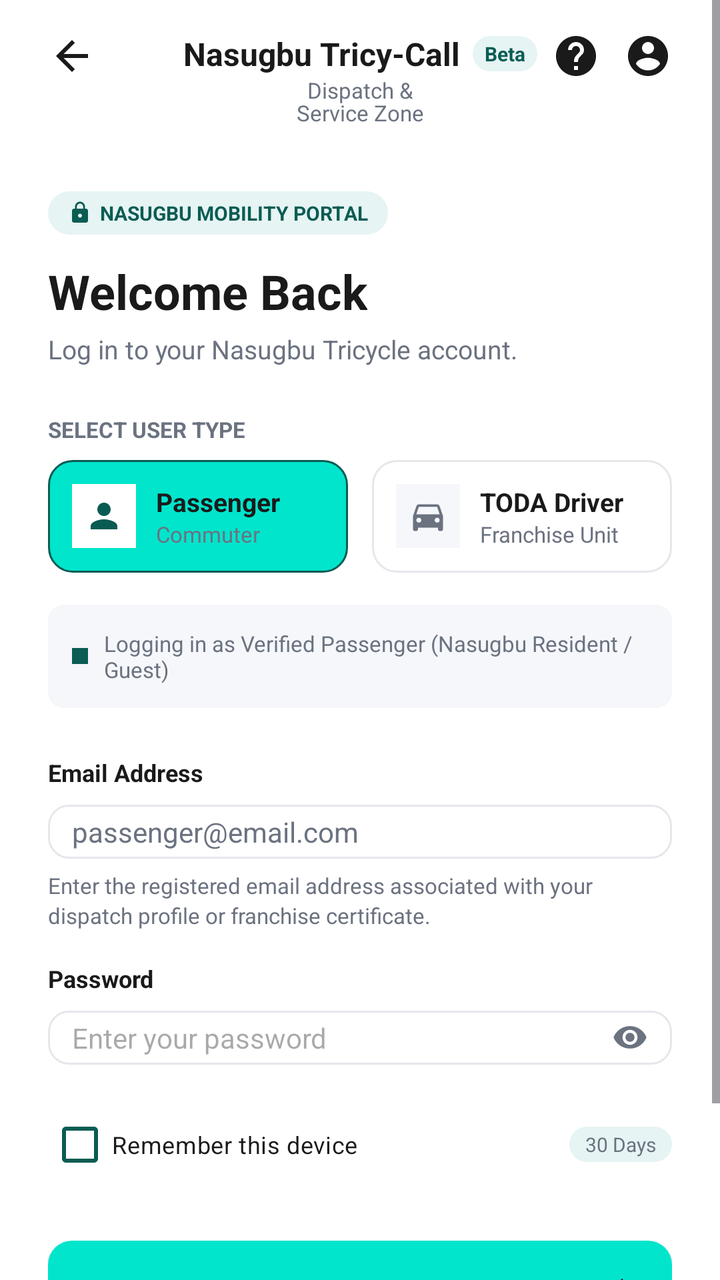
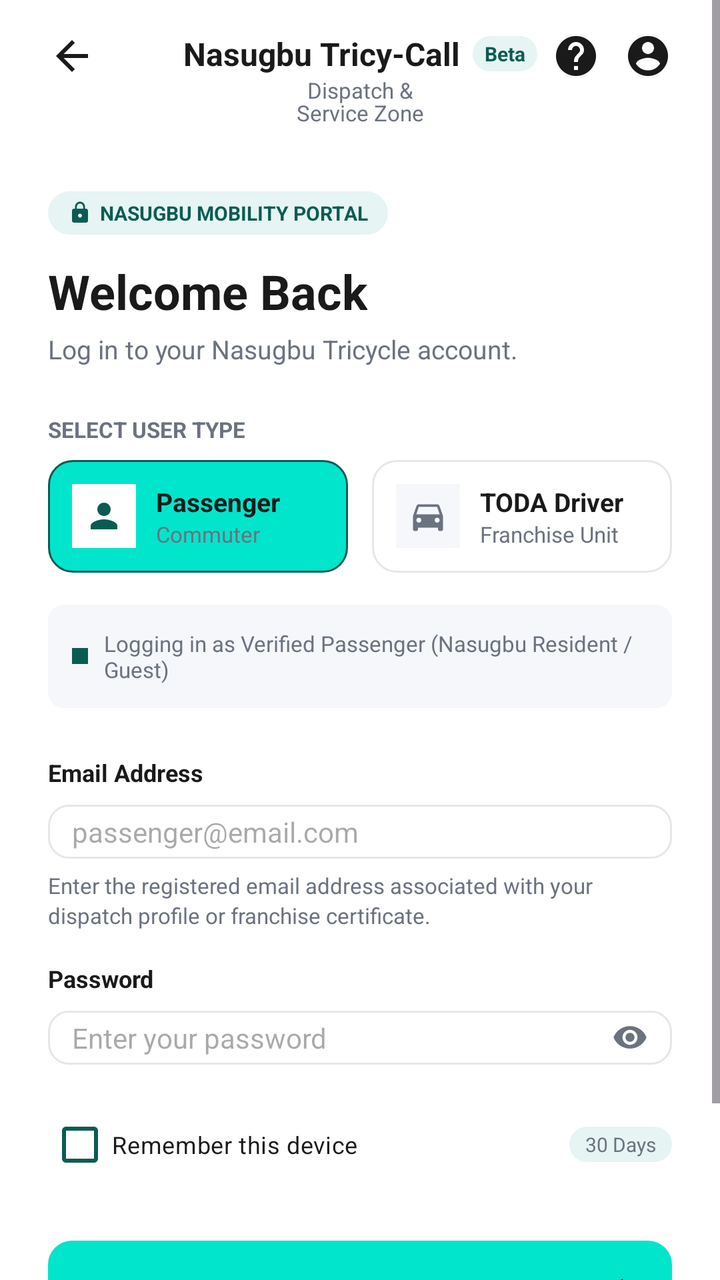

The first picture is an Android layout as it rendered before a commit; the second is the same layout after the commit. The layout source and the unified diff follow.
<!-- AndroidManifest.xml: application theme Theme.NasugbuTricycleApp -->
<!-- res/layout/login.xml -->
<?xml version="1.0" encoding="utf-8"?>
<ScrollView xmlns:android="http://schemas.android.com/apk/res/android"
    xmlns:app="http://schemas.android.com/apk/res-auto"
    xmlns:tools="http://schemas.android.com/tools"
    android:id="@+id/main"
    android:layout_width="match_parent"
    android:layout_height="match_parent"
    android:background="#FFFFFF"
    android:fillViewport="true">

    <LinearLayout
        android:layout_width="match_parent"
        android:layout_height="wrap_content"
        android:orientation="vertical"
        android:paddingStart="24dp"
        android:paddingEnd="24dp"
        android:paddingTop="16dp"
        android:paddingBottom="32dp">

        
        <androidx.constraintlayout.widget.ConstraintLayout
            android:layout_width="match_parent"
            android:layout_height="wrap_content">

            
            <ImageView
                android:id="@+id/btnBack"
                android:layout_width="24dp"
                android:layout_height="24dp"
                android:src="@drawable/ic_back"
                app:layout_constraintStart_toStartOf="parent"
                app:layout_constraintTop_toTopOf="parent" />

            
            <LinearLayout
                android:id="@+id/headerTitleLayout"
                android:layout_width="wrap_content"
                android:layout_height="wrap_content"
                android:gravity="center"
                android:orientation="vertical"
                app:layout_constraintEnd_toEndOf="parent"
                app:layout_constraintStart_toStartOf="parent"
                app:layout_constraintTop_toTopOf="parent">

                <LinearLayout
                    android:layout_width="wrap_content"
                    android:layout_height="wrap_content"
                    android:gravity="center_vertical"
                    android:orientation="horizontal">

                    <TextView
                        android:layout_width="wrap_content"
                        android:layout_height="wrap_content"
                        android:text="Nasugbu Tricy-Call"
                        android:textColor="#1A1A1A"
                        android:textSize="16sp"
                        android:textStyle="bold" />

                    <TextView
                        android:layout_width="wrap_content"
                        android:layout_height="wrap_content"
                        android:layout_marginStart="6dp"
                        android:background="@drawable/bg_badge_teal"
                        android:paddingHorizontal="6dp"
                        android:paddingVertical="2dp"
                        android:text="Beta"
                        android:textColor="#0A5C53"
                        android:textSize="10sp"
                        android:textStyle="bold" />
                </LinearLayout>

                <TextView
                    android:layout_width="wrap_content"
                    android:layout_height="wrap_content"
                    android:gravity="center"
                    android:lineSpacingExtra="-2dp"
                    android:text="Dispatch &amp;\nService Zone"
                    android:textColor="#6B7280"
                    android:textSize="11sp" />
            </LinearLayout>

            
            <LinearLayout
                android:layout_width="wrap_content"
                android:layout_height="wrap_content"
                android:orientation="horizontal"
                app:layout_constraintEnd_toEndOf="parent"
                app:layout_constraintTop_toTopOf="parent">

                <ImageView
                    android:layout_width="24dp"
                    android:layout_height="24dp"
                    android:layout_marginEnd="12dp"
                    android:src="@drawable/ic_help" />

                <ImageView
                    android:layout_width="24dp"
                    android:layout_height="24dp"
                    android:src="@drawable/ic_profile" />
            </LinearLayout>
        </androidx.constraintlayout.widget.ConstraintLayout>

        <Space android:layout_width="match_parent" android:layout_height="32dp" />

        
        <LinearLayout
            android:layout_width="wrap_content"
            android:layout_height="wrap_content"
            android:background="@drawable/bg_badge_teal"
            android:gravity="center_vertical"
            android:orientation="horizontal"
            android:paddingHorizontal="10dp"
            android:paddingVertical="4dp">

            <ImageView
                android:layout_width="12dp"
                android:layout_height="12dp"
                android:src="@drawable/ic_lock" />

            <TextView
                android:layout_width="wrap_content"
                android:layout_height="wrap_content"
                android:layout_marginStart="4dp"
                android:text="NASUGBU MOBILITY PORTAL"
                android:textColor="#0A5C53"
                android:textSize="10sp"
                android:textStyle="bold" />
        </LinearLayout>

        <TextView
            android:layout_width="wrap_content"
            android:layout_height="wrap_content"
            android:layout_marginTop="12dp"
            android:text="Welcome Back"
            android:textColor="#1A1A1A"
            android:textSize="24sp"
            android:textStyle="bold" />

        <TextView
            android:layout_width="wrap_content"
            android:layout_height="wrap_content"
            android:layout_marginTop="4dp"
            android:text="Log in to your Nasugbu Tricycle account."
            android:textColor="#6B7280"
            android:textSize="13sp" />

        <Space android:layout_width="match_parent" android:layout_height="24dp" />

        
        <TextView
            android:layout_width="wrap_content"
            android:layout_height="wrap_content"
            android:text="SELECT USER TYPE"
            android:textColor="#6B7280"
            android:textSize="11sp"
            android:textStyle="bold" />

        <LinearLayout
            android:layout_width="match_parent"
            android:layout_height="wrap_content"
            android:layout_marginTop="8dp"
            android:orientation="horizontal">

            
            <LinearLayout
                android:layout_width="0dp"
                android:layout_height="wrap_content"
                android:layout_marginEnd="6dp"
                android:layout_weight="1"
                android:background="@drawable/bg_card_active"
                android:gravity="center_vertical"
                android:orientation="horizontal"
                android:padding="12dp">

                <ImageView
                    android:layout_width="32dp"
                    android:layout_height="32dp"
                    android:background="#FFFFFF"
                    android:padding="6dp"
                    android:src="@drawable/ic_commuter_icon" />

                <LinearLayout
                    android:layout_width="wrap_content"
                    android:layout_height="wrap_content"
                    android:layout_marginStart="10dp"
                    android:orientation="vertical">

                    <TextView
                        android:layout_width="wrap_content"
                        android:layout_height="wrap_content"
                        android:text="Passenger"
                        android:textColor="#1A1A1A"
                        android:textSize="13sp"
                        android:textStyle="bold" />

                    <TextView
                        android:layout_width="wrap_content"
                        android:layout_height="wrap_content"
                        android:text="Commuter"
                        android:textColor="#6B7280"
                        android:textSize="11sp" />
                </LinearLayout>
            </LinearLayout>

            
            <LinearLayout
                android:layout_width="0dp"
                android:layout_height="wrap_content"
                android:layout_marginStart="6dp"
                android:layout_weight="1"
                android:background="@drawable/bg_card_inactive"
                android:gravity="center_vertical"
                android:orientation="horizontal"
                android:padding="12dp">

                <ImageView
                    android:layout_width="32dp"
                    android:layout_height="32dp"
                    android:background="#F5F7FA"
                    android:padding="6dp"
                    android:src="@drawable/ic_tricycle" />

                <LinearLayout
                    android:layout_width="wrap_content"
                    android:layout_height="wrap_content"
                    android:layout_marginStart="10dp"
                    android:orientation="vertical">

                    <TextView
                        android:layout_width="wrap_content"
                        android:layout_height="wrap_content"
                        android:text="TODA Driver"
                        android:textColor="#1A1A1A"
                        android:textSize="13sp"
                        android:textStyle="bold" />

                    <TextView
                        android:layout_width="wrap_content"
                        android:layout_height="wrap_content"
                        android:text="Franchise Unit"
                        android:textColor="#6B7280"
                        android:textSize="11sp" />
                </LinearLayout>
            </LinearLayout>
        </LinearLayout>

        <Space android:layout_width="match_parent" android:layout_height="16dp" />

        
        <LinearLayout
            android:layout_width="match_parent"
            android:layout_height="wrap_content"
            android:background="@drawable/bg_info_box"
            android:gravity="center_vertical"
            android:orientation="horizontal"
            android:padding="12dp">

            <View
                android:layout_width="8dp"
                android:layout_height="8dp"
                android:background="#0A5C53" />

            <TextView
                android:layout_width="wrap_content"
                android:layout_height="wrap_content"
                android:layout_marginStart="8dp"
                android:text="Logging in as Verified Passenger (Nasugbu Resident / Guest)"
                android:textColor="#6B7280"
                android:textSize="11sp" />
        </LinearLayout>

        <Space android:layout_width="match_parent" android:layout_height="24dp" />

        
        <TextView
            android:layout_width="wrap_content"
            android:layout_height="wrap_content"
            android:text="Email Address"
            android:textColor="#1A1A1A"
            android:textSize="12sp"
            android:textStyle="bold" />

        <LinearLayout
            android:layout_width="match_parent"
            android:layout_height="wrap_content"
            android:layout_marginTop="8dp"
            android:background="@drawable/bg_input_field"
            android:gravity="center_vertical"
            android:orientation="horizontal"
            android:paddingHorizontal="12dp"
            android:paddingVertical="4dp">

            <EditText
                android:id="@+id/etEmail"
                android:layout_width="0dp"
                android:layout_height="wrap_content"
                android:layout_weight="1"
                android:background="@null"
                android:inputType="textEmailAddress"
                android:text="passenger@email.com"
                android:textColor="#6B7280"
                android:textSize="14sp" />

            <ImageView
                android:layout_width="18dp"
                android:layout_height="18dp"
                android:src="@drawable/ic_close" />
        </LinearLayout>

        <TextView
            android:layout_width="wrap_content"
            android:layout_height="wrap_content"
            android:layout_marginTop="6dp"
            android:lineSpacingExtra="2dp"
            android:text="Enter the registered email address associated with your dispatch profile or franchise certificate."
            android:textColor="#6B7280"
            android:textSize="11sp" />

        <Space android:layout_width="match_parent" android:layout_height="16dp" />

        
        <TextView
            android:layout_width="wrap_content"
            android:layout_height="wrap_content"
            android:text="Password"
            android:textColor="#1A1A1A"
            android:textSize="12sp"
            android:textStyle="bold" />

        <LinearLayout
            android:layout_width="match_parent"
            android:layout_height="wrap_content"
            android:layout_marginTop="8dp"
            android:background="@drawable/bg_input_field"
            android:gravity="center_vertical"
            android:orientation="horizontal"
            android:paddingHorizontal="12dp"
            android:paddingVertical="4dp">

            <EditText
                android:id="@+id/etPassword"
                android:layout_width="0dp"
                android:layout_height="wrap_content"
                android:layout_weight="1"
                android:background="@null"
                android:hint="Enter your password"
                android:inputType="textPassword"
                android:textColor="#1A1A1A"
                android:textSize="14sp" />

            <ImageView
                android:id="@+id/ivShowPassword"
                android:layout_width="18dp"
                android:layout_height="18dp"
                android:src="@drawable/ic_eye" />
        </LinearLayout>

        <Space android:layout_width="match_parent" android:layout_height="16dp" />

        
        <LinearLayout
            android:layout_width="match_parent"
            android:layout_height="wrap_content"
            android:gravity="center_vertical"
            android:orientation="horizontal">

            
            <CheckBox
                android:id="@+id/cbRemember"
                android:layout_width="wrap_content"
                android:layout_height="wrap_content"
                android:buttonTint="#0A5C53"
                android:text="Remember this device"
                android:textColor="#1A1A1A"
                android:textSize="12sp" />

            <View
                android:layout_width="0dp"
                android:layout_height="1dp"
                android:layout_weight="1" />

            <TextView
                android:layout_width="wrap_content"
                android:layout_height="wrap_content"
                android:background="@drawable/bg_badge_teal"
                android:paddingHorizontal="8dp"
                android:paddingVertical="2dp"
                android:text="30 Days"
                android:textColor="#6B7280"
                android:textSize="10sp" />
        </LinearLayout>

        <Space android:layout_width="match_parent" android:layout_height="24dp" />

        
        <androidx.appcompat.widget.AppCompatButton
            android:id="@+id/btnLogin"
            android:layout_width="match_parent"
            android:layout_height="50dp"
            android:background="@drawable/primary_button"
            android:drawableEnd="@drawable/ic_arrow_forward"
            android:drawableTint="#0F172A"
            android:paddingHorizontal="16dp"
            android:text="LOG IN TO DISPATCH"
            android:textColor="#0F172A"
            android:textSize="14sp"
            android:textStyle="bold" />

        <Space android:layout_width="match_parent" android:layout_height="24dp" />

        
        <LinearLayout
            android:layout_width="match_parent"
            android:layout_height="wrap_content"
            android:gravity="center"
            android:orientation="horizontal">

            <TextView
                android:layout_width="wrap_content"
                android:layout_height="wrap_content"
                android:text="Don't have an account yet? "
                android:textColor="#6B7280"
                android:textSize="12sp" />

            <TextView
                android:id="@+id/tvCreateAccount"
                android:layout_width="wrap_content"
                android:layout_height="wrap_content"
                android:text="Create Account"
                android:textColor="#0A5C53"
                android:textSize="12sp"
                android:textStyle="bold" />
        </LinearLayout>

    </LinearLayout>
</ScrollView>
<!-- resources referenced by this layout -->
<resources>
  <!-- drawable bg_badge_teal (drawable) -->
  <?xml version="1.0" encoding="utf-8"?>
  <shape xmlns:android="http://schemas.android.com/apk/res/android">
      <solid android:color="#E6F4F3" />
      <corners android:radius="16dp" />
  </shape>
  <!-- drawable bg_card_active (drawable) -->
  <?xml version="1.0" encoding="utf-8"?>
  <shape xmlns:android="http://schemas.android.com/apk/res/android">
      <solid android:color="#00E5CC" />
      <stroke android:width="1dp" android:color="#0A5C53" />
      <corners android:radius="12dp" />
  </shape>
  <!-- drawable bg_card_inactive (drawable) -->
  <?xml version="1.0" encoding="utf-8"?>
  <shape xmlns:android="http://schemas.android.com/apk/res/android">
      <solid android:color="#FFFFFF" />
      <stroke android:width="1dp" android:color="#E5E7EB" />
      <corners android:radius="12dp" />
  </shape>
  <!-- drawable bg_info_box (drawable) -->
  <?xml version="1.0" encoding="utf-8"?>
  <shape xmlns:android="http://schemas.android.com/apk/res/android">
      <solid android:color="#F5F7FA" />
      <corners android:radius="8dp" />
  </shape>
  <!-- drawable bg_input_field (drawable) -->
  <?xml version="1.0" encoding="utf-8"?>
  <shape xmlns:android="http://schemas.android.com/apk/res/android">
      <solid android:color="#FFFFFF" />
      <stroke android:width="1dp" android:color="#E5E7EB" />
      <corners android:radius="10dp" />
  </shape>
  <!-- drawable ic_arrow_forward (drawable) -->
  <vector xmlns:android="http://schemas.android.com/apk/res/android"
      android:width="18dp" android:height="18dp"
      android:viewportWidth="24" android:viewportHeight="24">
      <path android:fillColor="#0F172A" android:pathData="M12,4l-1.41,1.41L16.17,11H4v2h12.17l-5.58,5.59L12,20l8,-8z"/>
  </vector>
  <!-- drawable ic_back (drawable) -->
  <vector xmlns:android="http://schemas.android.com/apk/res/android"
      android:width="24dp" android:height="24dp"
      android:viewportWidth="24" android:viewportHeight="24">
      <path android:fillColor="#1A1A1A" android:pathData="M20,11H7.83l5.59,-5.59L12,4l-8,8 8,8 1.41,-1.41L7.83,13H20v-2z"/>
  </vector>
  <!-- drawable ic_close (drawable) -->
  <?xml version="1.0" encoding="utf-8"?>
  <vector xmlns:android="http://schemas.android.com/apk/res/android"
      android:width="24dp"
      android:height="24dp"
      android:viewportWidth="24"
      android:viewportHeight="24">
  
      <path
          android:fillColor="#000000"
          android:pathData="M6,6l12,12M18,6L6,18"
          android:strokeWidth="2"
          android:strokeLineCap="round" />
  
  </vector>
  <!-- drawable ic_commuter_icon (drawable) -->
  <?xml version="1.0" encoding="utf-8"?>
  <vector xmlns:android="http://schemas.android.com/apk/res/android"
      android:width="24dp"
      android:height="24dp"
      android:viewportWidth="24"
      android:viewportHeight="24">
      <path
          android:fillColor="#0A5C53"
          android:pathData="M12,12c2.21,0 4,-1.79 4,-4s-1.79,-4 -4,-4 -4,1.79 -4,4 1.79,4 4,4zM12,14c-2.67,0 -8,1.34 -8,4v2h16v-2c0,-2.66 -5.33,-4 -8,-4z" />
  </vector>
  <!-- drawable primary_button (drawable) -->
  <?xml version="1.0" encoding="utf-8"?>
  <ripple xmlns:android="http://schemas.android.com/apk/res/android"
      android:color="#1AFFFFFF">
      <item>
          <shape android:shape="rectangle">
              <solid android:color= "#00E5CC" />
              <corners android:radius="12dp" />
          </shape>
      </item>
  </ripple>
  <color name="purple_500">#FF6200EE</color>
  <color name="purple_700">#FF3700B3</color>
  <color name="white">#FFFFFFFF</color>
  <color name="teal_200">#FF03DAC5</color>
  <color name="teal_700">#FF018786</color>
  <color name="black">#FF000000</color>
  <!-- unchanged entries left out for length: 6 -->
</resources>

<!-- the commit's change to res/layout/login.xml (unified diff, before → after) -->
@@ -163,16 +163,20 @@
 
             
             <LinearLayout
+                android:id="@+id/cardPassenger"
                 android:layout_width="0dp"
                 android:layout_height="wrap_content"
                 android:layout_marginEnd="6dp"
                 android:layout_weight="1"
                 android:background="@drawable/bg_card_active"
+                android:clickable="true"
+                android:focusable="true"
                 android:gravity="center_vertical"
                 android:orientation="horizontal"
                 android:padding="12dp">
 
                 <ImageView
+                    android:id="@+id/ivPassengerIcon"
                     android:layout_width="32dp"
                     android:layout_height="32dp"
                     android:background="#FFFFFF"
@@ -204,16 +208,20 @@
 
             
             <LinearLayout
+                android:id="@+id/cardToda"
                 android:layout_width="0dp"
                 android:layout_height="wrap_content"
                 android:layout_marginStart="6dp"
                 android:layout_weight="1"
                 android:background="@drawable/bg_card_inactive"
+                android:clickable="true"
+                android:focusable="true"
                 android:gravity="center_vertical"
                 android:orientation="horizontal"
                 android:padding="12dp">
 
                 <ImageView
+                    android:id="@+id/ivTodaIcon"
                     android:layout_width="32dp"
                     android:layout_height="32dp"
                     android:background="#F5F7FA"
@@ -261,6 +269,7 @@
                 android:background="#0A5C53" />
 
             <TextView
+                android:id="@+id/tvVerificationInfo"
                 android:layout_width="wrap_content"
                 android:layout_height="wrap_content"
                 android:layout_marginStart="8dp"
@@ -297,7 +306,7 @@
                 android:layout_weight="1"
                 android:background="@null"
                 android:inputType="textEmailAddress"
-                android:text="passenger@email.com"
+                android:hint="passenger@email.com"
                 android:textColor="#6B7280"
                 android:textSize="14sp" />
 
